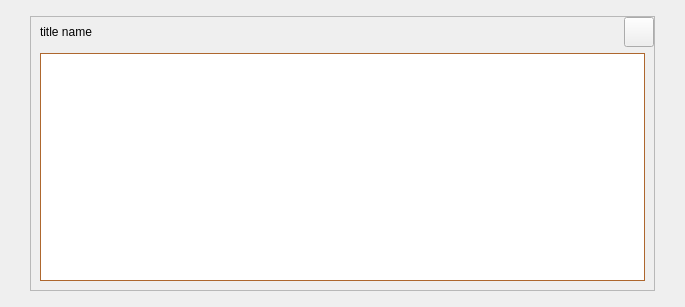
The window that src/qt/forms/transactiondescdialog.ui (MassGrid/MassGrid) describes before a commit, drawn with Qt 5.
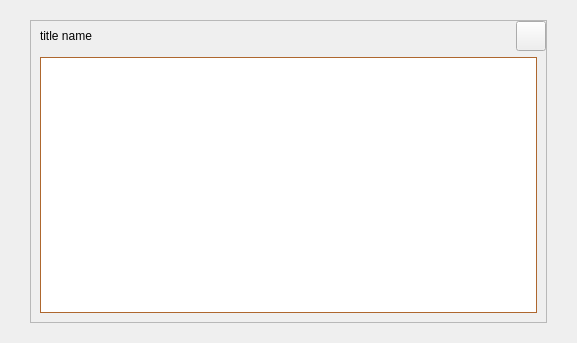
The same window after the commit.

Patch:
```diff
--- a/src/qt/forms/transactiondescdialog.ui
+++ b/src/qt/forms/transactiondescdialog.ui
@@ -6,8 +6,8 @@
    <rect>
     <x>0</x>
     <y>0</y>
-    <width>685</width>
-    <height>307</height>
+    <width>577</width>
+    <height>343</height>
    </rect>
   </property>
   <property name="windowTitle">
@@ -39,13 +39,13 @@
        <number>30</number>
       </property>
       <property name="topMargin">
-       <number>16</number>
+       <number>20</number>
       </property>
       <property name="rightMargin">
        <number>30</number>
       </property>
       <property name="bottomMargin">
-       <number>16</number>
+       <number>20</number>
       </property>
       <item row="0" column="0">
        <widget class="QFrame" name="mainframe">
```
